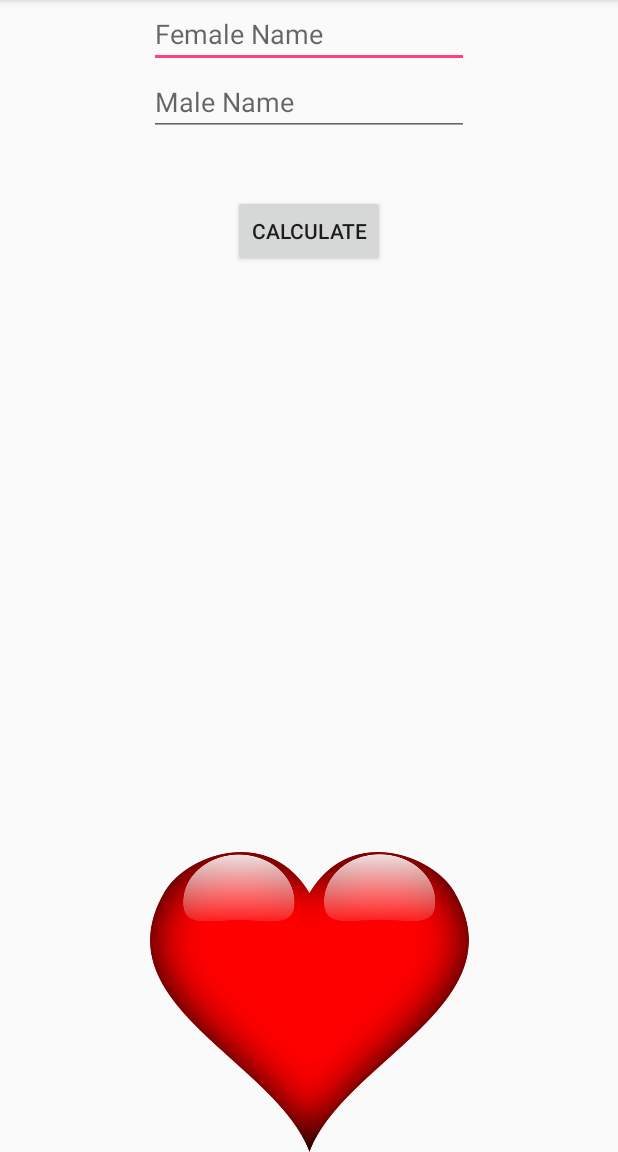
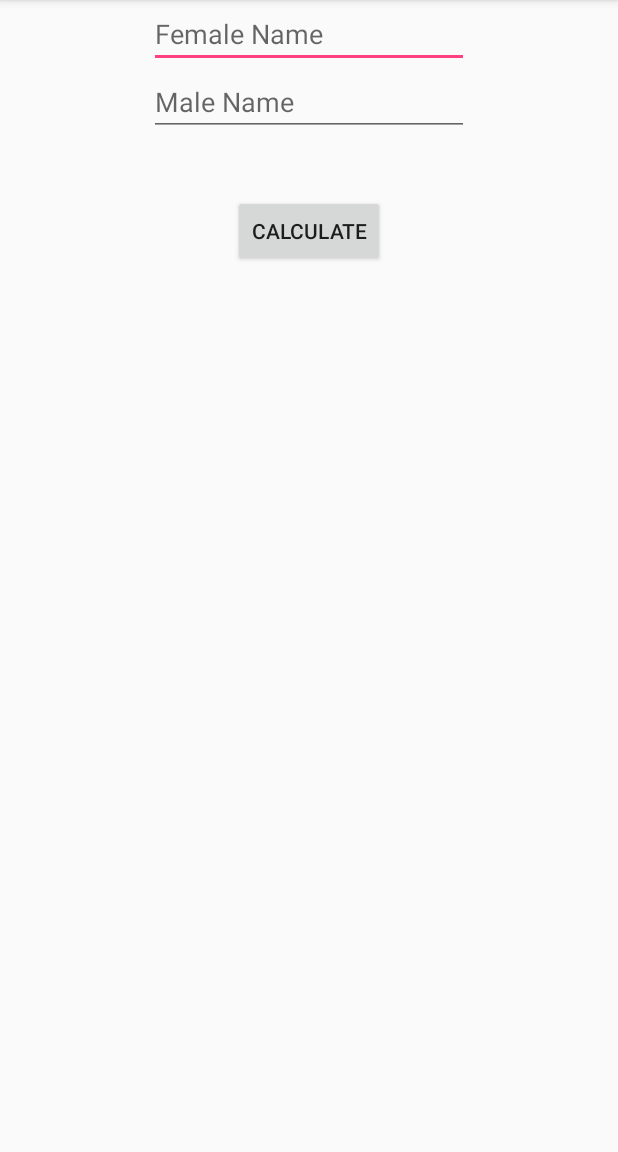
Before and after one commit to dpatrongomez/LoveCalculator, an Android app: the screen it shows after launch (MainActivity), on a phone screen of 412 x 824 dp, the part 84-1236 px from its top. Run offline under Robolectric (Android 15) with nearby library versions, the phone set to English and light mode, and no system bars; our stand-ins replace AdMob.

Commit message:
Remove Eror Heart

```diff
--- a/app/src/main/java/es/dpatrongomez/lovecalculator/MainActivity.java
+++ b/app/src/main/java/es/dpatrongomez/lovecalculator/MainActivity.java
@@ -36,7 +36,7 @@ public class MainActivity extends AppCompatActivity {
         final EditText  male = findViewById(R.id.male);
         Button calculate = findViewById(R.id.calculate);
         final TextView result = findViewById(R.id.result);
-        final ImageView love = findViewById(R.id.love);
+       // final ImageView love = findViewById(R.id.love);
 
        /* AdView adView = new AdView(this);
         adView.setAdSize(AdSize.BANNER);
@@ -53,7 +53,7 @@ public class MainActivity extends AppCompatActivity {
                     RotateAnimation rotate = new RotateAnimation(0, 360,
                             RotateAnimation.RELATIVE_TO_SELF, 0.5f, RotateAnimation.RELATIVE_TO_SELF, 0.5f);
                     rotate.setDuration(100);
-                    love.startAnimation(rotate);
+                   // love.startAnimation(rotate);
                     result.startAnimation(rotate);
 
                     String mujer = female.getText().toString();
--- a/app/src/main/res/layout/content_main.xml
+++ b/app/src/main/res/layout/content_main.xml
@@ -38,16 +38,6 @@
         android:layout_marginTop="39dp"
         android:text="@string/calculate" />
 
-    <ImageView
-        android:id="@+id/love"
-        android:layout_width="wrap_content"
-        android:layout_height="200dp"
-
-        android:layout_alignParentBottom="true"
-        android:layout_alignParentStart="true"
-        android:scaleType="centerInside"
-        app:srcCompat="@drawable/heart" />
-
     <TextView
         android:id="@+id/result"
         android:layout_width="match_parent"
@@ -55,7 +45,6 @@
 
         android:layout_alignParentBottom="true"
         android:layout_alignParentStart="true"
-        android:layout_alignTop="@+id/love"
         android:gravity="center"
         android:textColor="#ffff"
         android:textSize="30sp" />
```
Also changed, not shown: app/src/main/res/drawable-v24/heart.png (deleted).
